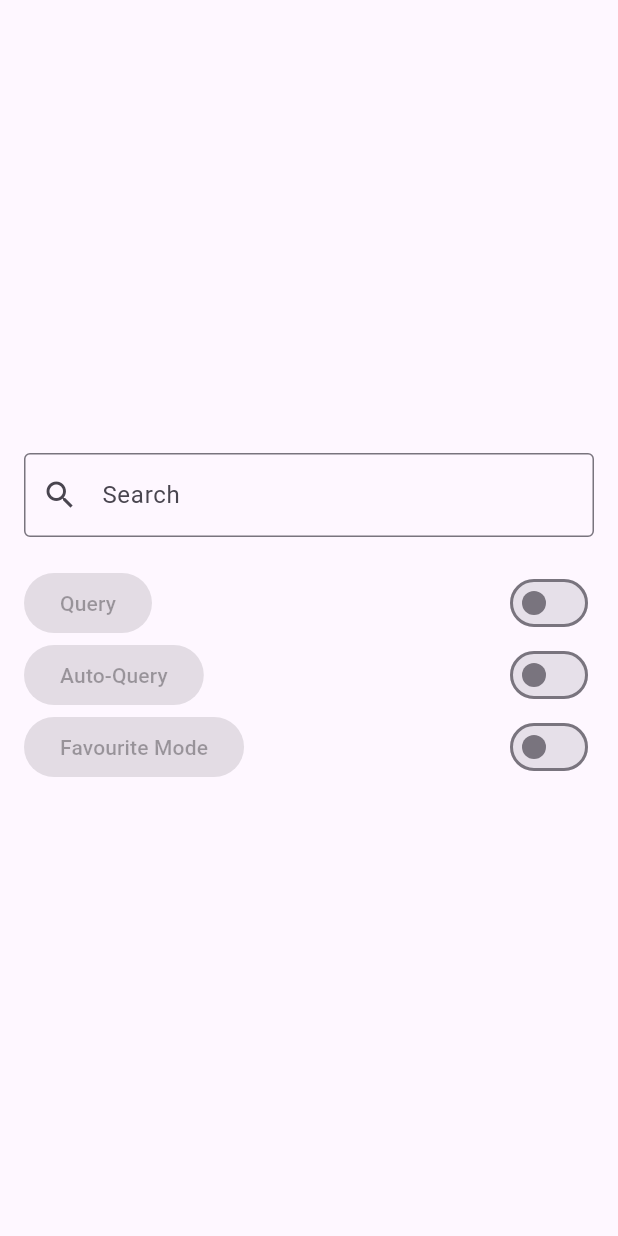
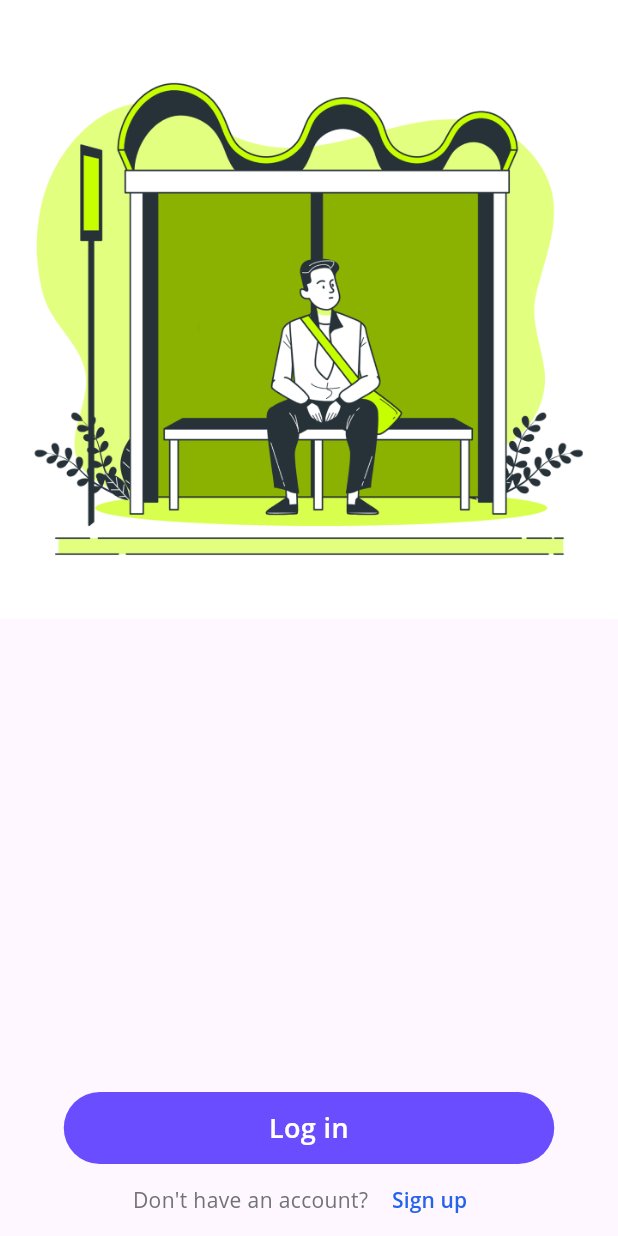
Before and after one commit to VanshitaKanodia/OnBoardApp, a Flutter app: the screen it shows after launch, on a phone screen of 412 x 824 dp. Run offline on Flutter 3.47's test engine with Material 3 defaults, Android fonts, the phone set to English and light mode, and no system bars; our stand-ins replace flutter_blue, flutter_blue_plus, flutter_tts, get, permission_handler; Roboto replaces fonts that are missing (Open Sans).

Commit message:
HeroPage designed

```diff
--- /dev/null
+++ b/lib/auth_page/Init_page.dart
@@ -0,0 +1,78 @@
+import 'package:flutter/material.dart';
+
+
+class InitPage extends StatelessWidget {
+  const InitPage({super.key});
+
+  @override
+  Widget build(BuildContext context) {
+    return Scaffold(
+      body: Column(
+        mainAxisAlignment: MainAxisAlignment.spaceBetween,
+        children: [
+          Container(
+            width: 412.96,
+            height: 412.96,
+            child: Image.asset("assets/img.png"),
+          ),
+          GestureDetector(
+              onTap: () {
+                print('Tapped');
+              },
+              child: Column(
+                  children: [
+                    Container(
+                      width: 327,
+                      height: 48,
+                      padding: const EdgeInsets.symmetric(vertical: 16),
+                      decoration: ShapeDecoration(
+                        color: Color(0xFF6A4DFF),
+                        shape: RoundedRectangleBorder(
+                          borderRadius: BorderRadius.circular(48),
+                        ),
+                      ),
+                      child: Center(
+                        child: Text(
+                          'Log in',
+                          textAlign: TextAlign.center,
+                          style: TextStyle(
+                            color: Colors.white,
+                            fontSize: 18,
+                            fontFamily: 'Open Sans',
+                            fontWeight: FontWeight.w600,
+                            height: 0.05,
+                          ),
+                        ),
+                      ),
+                    ),
+                    Row(
+                      mainAxisAlignment: MainAxisAlignment.center,
+                      children: [
+                        Text('Don\'t have an account? ',
+                          style: TextStyle(
+                            color: Color(0xFF71717A),
+                            fontSize: 14,
+                            fontFamily: 'Open Sans',
+                            fontWeight: FontWeight.w400,
+                            height: 0.11,
+                          ),
+                        ),
+                        TextButton(
+                            onPressed: () {},
+                            child: Text( 'Sign up',
+                              style: TextStyle(
+                                color: Color(0xFF2563EB),
+                                fontSize: 14,
+                                fontFamily: 'Open Sans',
+                                fontWeight: FontWeight.w600,
+                                height: 0.11,
+                              ),
+                            )
+                        )]),
+                      ],
+                    )
+      ),
+      ])
+    );
+  }
+}
--- /dev/null
+++ b/lib/auth_page/signIn_page.dart
@@ -0,0 +1,16 @@
+import 'package:flutter/material.dart';
+
+
+class SignInPage extends StatefulWidget {
+  const SignInPage({super.key});
+
+  @override
+  State<SignInPage> createState() => _SignInPageState();
+}
+
+class _SignInPageState extends State<SignInPage> {
+  @override
+  Widget build(BuildContext context) {
+    return const Placeholder();
+  }
+}
--- a/lib/main.dart
+++ b/lib/main.dart
@@ -22,7 +22,7 @@
 
 
 import 'package:flutter/material.dart';
-import 'package:iwayplus_bluetooth/views/home_page.dart';
+import 'package:iwayplus_bluetooth/auth_page/Init_page.dart';
 
 void main() {
   WidgetsFlutterBinding.ensureInitialized();
@@ -39,7 +39,7 @@ class MyApp extends StatelessWidget {
         theme: ThemeData(
           primarySwatch: Colors.blue,
         ),
-        home: HomePage(),
+        home: InitPage(),
 
       );
 }
--- a/lib/views/Favourite.dart
+++ b/lib/views/Favourite.dart
@@ -1,5 +1,4 @@
 import 'package:flutter/material.dart';
-import 'package:flutter_blue/flutter_blue.dart';
 
 
 class FavouritePage extends StatefulWidget {
--- a/pubspec.yaml
+++ b/pubspec.yaml
@@ -65,8 +65,8 @@ flutter:
   uses-material-design: true
 
   # To add assets to your application, add an assets section, like this:
-  # assets:
-  #   - images/a_dot_burr.jpeg
+  assets:
+    - assets/img.png
   #   - images/a_dot_ham.jpeg
 
   # An image asset can refer to one or more resolution-specific "variants", see
```
Also changed, not shown: assets/img.png (added).
